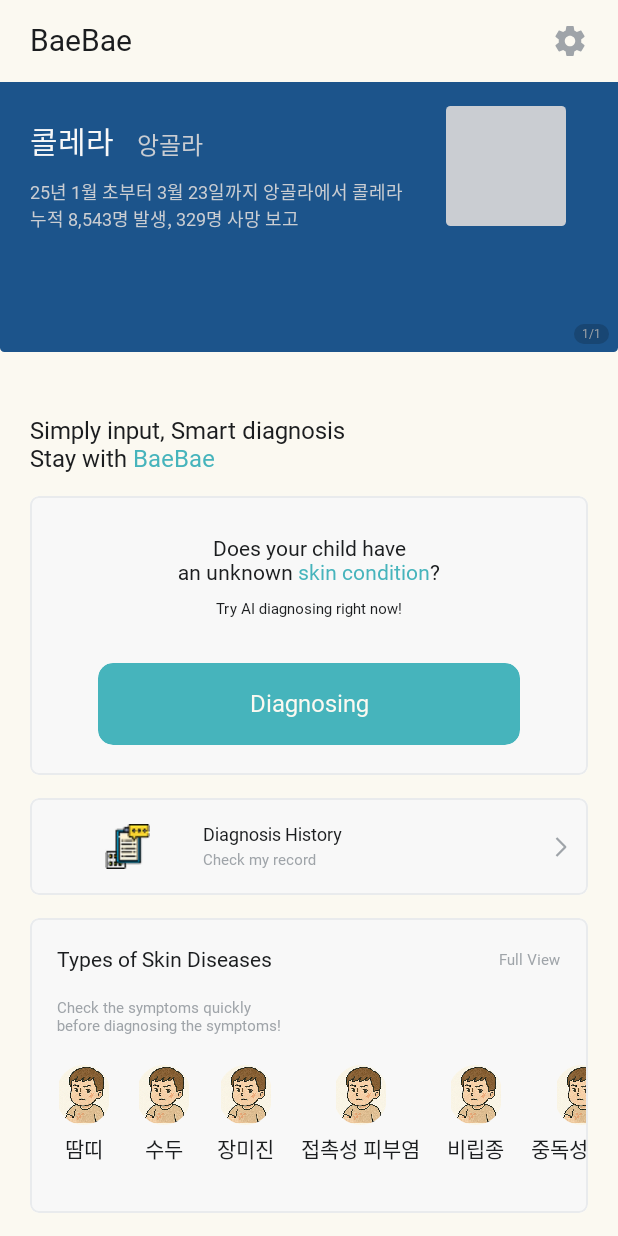
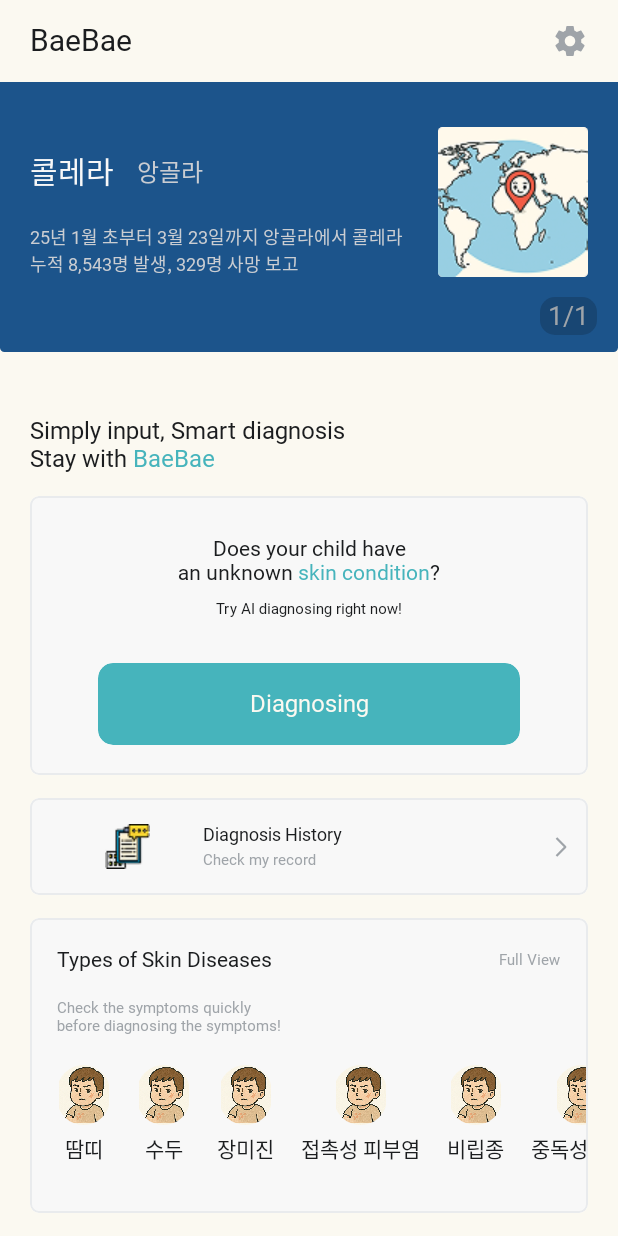
Before and after one commit to GDSC-DGU/2025-APAC-SolutionChallenge-Peekaboo, an Android app built with Jetpack Compose: the HomeScreen screen opened through its navigation route, on a phone screen of 412 x 824 dp. Run offline under Robolectric (Android 15) with nearby library versions, the phone set to English and light mode, and no system bars; our stand-ins replace Dagger/Hilt's generated code, Timber; network calls fail; Roboto replaces fonts that are not available here; 1 statement that could not run was skipped.

Commit message:
feat: Modify various UI elements
Add banner location image on home page
Modify the position of banner
Delete side position of select area body image

Related to: #32

```diff
--- a/client/feature/home/src/main/java/com/peekaboo/home/HomeScreen.kt
+++ b/client/feature/home/src/main/java/com/peekaboo/home/HomeScreen.kt
@@ -11,6 +11,7 @@
 import androidx.compose.foundation.layout.PaddingValues
 import androidx.compose.foundation.layout.Row
 import androidx.compose.foundation.layout.Spacer
+import androidx.compose.foundation.layout.fillMaxHeight
 import androidx.compose.foundation.layout.fillMaxSize
 import androidx.compose.foundation.layout.fillMaxWidth
 import androidx.compose.foundation.layout.height
@@ -188,10 +189,12 @@
     ) {
         Column(
             modifier = Modifier
-                .padding(start = 20.dp, end = 15.dp, top = 24.dp, bottom = 26.dp)
+                .padding(start = 20.dp, end = 20.dp, top = 44.dp)
                 .weight(1f)
         ) {
-            Row {
+            Row(
+                verticalAlignment = Alignment.CenterVertically
+            ) {
                 Text(
                     text = diseaseItem.name,
                     color = White2,
@@ -203,7 +206,7 @@
                     color = Gray2,
                     style = BaeBaeTypo.Body1,
                     modifier = Modifier
-                        .padding(top = 5.dp, start = 15.dp)
+                        .padding(start = 15.dp)
                 )
             }
 
@@ -212,32 +215,47 @@
                 color = Gray2,
                 style = BaeBaeTypo.Caption1,
                 modifier = Modifier
-                    .padding(top = 10.dp)
+                    .padding(top = 20.dp)
             )
         }
 
         Box(
             modifier = Modifier
-                .padding(vertical = 16.dp)
-                .size(80.dp)
+                .fillMaxHeight()
+        ) {
+            Box(
+                modifier = Modifier
+                    .padding(top = 30.dp, end = 20.dp)
+                    .align(Alignment.TopEnd)
+                    .size(100.dp)
                     .clip(RoundedCornerShape(3.dp))
                     .background(Gray2),
+            )
+            Image(
+                painter = painterResource(id = R.drawable.ic_home_banner),
+                contentDescription = "banner",
+                modifier = Modifier
+                    .padding(top = 30.dp, end = 20.dp)
+                    .align(Alignment.TopEnd)
+                    .size(100.dp)
+                    .clip(RoundedCornerShape(3.dp)),
             )
 
             Box(
                 modifier = Modifier
-                .align(Alignment.Bottom)
-                .padding(start = 5.dp, end = 6.dp, bottom = 5.dp)
+                    .align(Alignment.BottomEnd)
+                    .padding(end = 14.dp, bottom = 11.dp)
                     .clip(RoundedCornerShape(10.dp))
                     .background(BannerIndicator)
             ) {
                 Text(
                     text = String.format(CourseNumberFormat, page, size),
                     color = Gray3,
-                style = BaeBaeTypo.Caption5,
+                    style = BaeBaeTypo.Caption3,
                     modifier = Modifier
                         .padding(vertical = 2.dp, horizontal = 5.dp)
                 )
+            }
         }
     }
 }
```
Also changed, not shown: client/feature/diagnosis/src/main/java/com/peekaboo/diagnosis/selectarea/SelectAreaScreen.kt (+1 -22 lines), client/core/design-system/src/main/res/drawable/ic_home_banner.png (added). Lines whose indentation alone changed are shown as unchanged.
